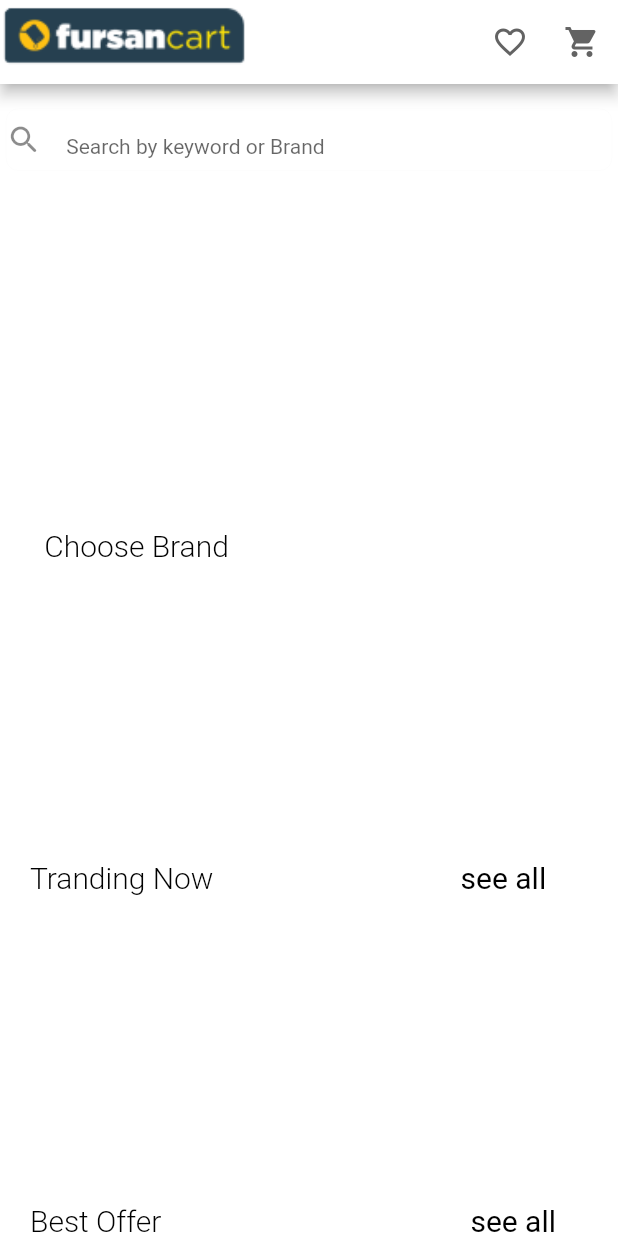
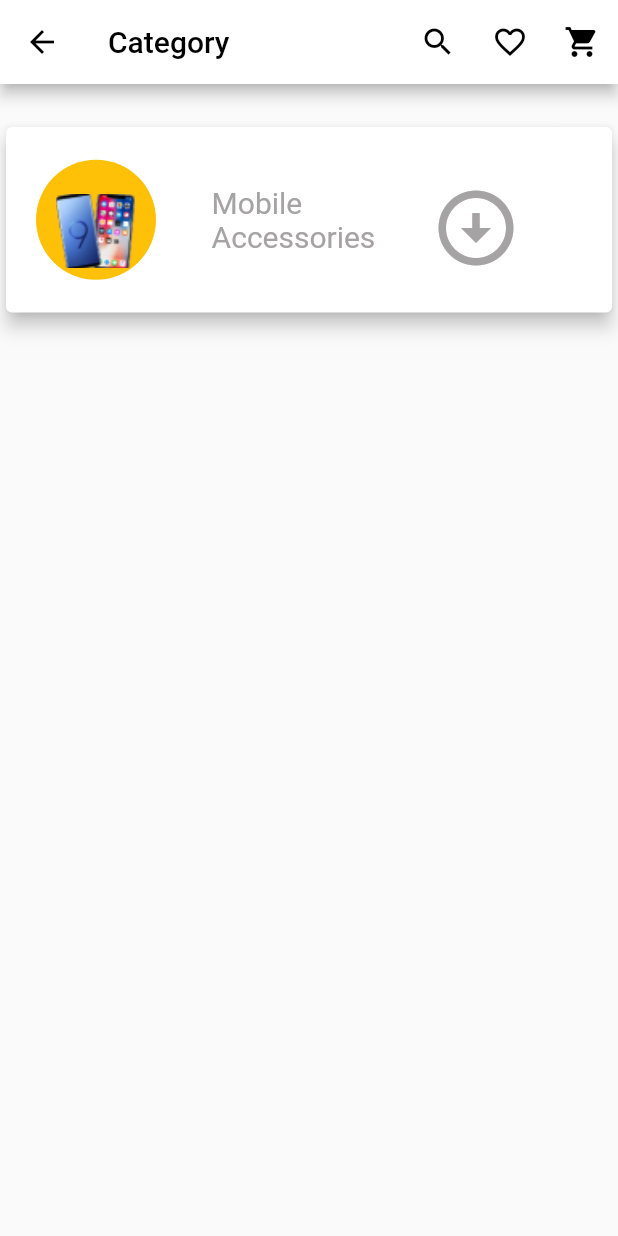
Before and after one commit to shaheensha-007/fursan-cart-1, a Flutter app: the screen it shows after launch, on a phone screen of 412 x 824 dp. Run offline on Flutter 3.47's test engine with Material 2 defaults, Android fonts, the phone set to English and light mode, and no system bars; our stand-ins replace bloc, carousel_slider, flutter_bloc, smooth_page_indicator; accounts and stored records are empty.

Commit message:
not completed errors

```diff
--- a/lib/Bloc/tradingnow_block/tradingnow_bloc.dart
+++ b/lib/Bloc/tradingnow_block/tradingnow_bloc.dart
@@ -14,14 +14,14 @@ part 'tradingnow_state.dart';
 
 class TradingnowBloc extends Bloc<TradingnowEvent, TradingnowState> {
 
-  late List<TradingnowModelClass> tradingnowModelClass;
+  late List<TradingnowModel> tradingnowModel;
   TradingApi tradingApi=TradingApi();
   TradingnowBloc() : super(TradingnowInitial()) {
     on<FetchTradingnowEvent>((event, emit) async{
       emit(TradingnowLoading());
       print('loading');
       try{
-        tradingnowModelClass=await tradingApi.trading();
+        tradingnowModel=await tradingApi.trading();
         emit(TradingnowblocLoaded());
         print('loaded');
       } catch(e){
--- a/lib/Repository/api/trading-bestoffer-silder/tradingapi/tradingApi.dart
+++ b/lib/Repository/api/trading-bestoffer-silder/tradingapi/tradingApi.dart
@@ -11,13 +11,13 @@ class TradingApi {
 
 
   ApiClient  apiClient = ApiClient();
-  String trendingpath = '/product/all?tag=trending';
+  String trendingpath = '/product/all';
 
 
-  Future <List<TradingnowModelClass>> trading() async {
+  Future <List<TradingnowModel>> trading() async {
     Response response = await apiClient.invokeAPI(trendingpath, "GET_",null);
     print(response.body);
-    return TradingnowModelClass .listFromJson(jsonDecode(response.body));
+    return TradingnowModel .listFromJson(jsonDecode(response.body));
   }
 
 }
--- a/lib/Repository/modelclass/TradingnowModelClass.dart
+++ b/lib/Repository/modelclass/TradingnowModelClass.dart
@@ -1,5 +1,5 @@
-class TradingnowModelClass {
-  TradingnowModelClass({
+class TradingnowModel {
+  TradingnowModel({
       this.id,
       this.createdAt,
       this.updatedAt,
@@ -26,7 +26,7 @@ class TradingnowModelClass {
       this.dicountAmount,
       this.discPercent,});
 
-  TradingnowModelClass.fromJson(dynamic json) {
+  TradingnowModel.fromJson(dynamic json) {
     id = json['id'];
     createdAt = json['createdAt'];
     updatedAt = json['updatedAt'];
@@ -144,10 +144,10 @@ class TradingnowModelClass {
     map['discPercent'] = discPercent;
     return map;
   }
-  static List<TradingnowModelClass> listFromJson(List<dynamic> json) {
+  static List<TradingnowModel> listFromJson(List<dynamic> json) {
     return json == null
         ? []
-        : json.map((value) => TradingnowModelClass.fromJson(value)).toList();
+        : json.map((value) => TradingnowModel.fromJson(value)).toList();
   }
 }
 
--- /dev/null
+++ b/lib/Ui/maincategory.dart
@@ -0,0 +1,87 @@
+import 'package:flutter/material.dart';
+
+import 'mainhome/home.dart';
+
+class Maincategory extends StatefulWidget {
+  const Maincategory({Key? key}) : super(key: key);
+
+  @override
+  State<Maincategory> createState() => _MaincategoryState();
+}
+
+class _MaincategoryState extends State<Maincategory> {
+  @override
+  Widget build(BuildContext context) {
+    var mheight = MediaQuery
+        .of(context)
+        .size
+        .height;
+    var mwidth = MediaQuery
+        .of(context)
+        .size
+        .width;
+    return Scaffold(
+      appBar:AppBar(
+        backgroundColor: Colors.white,
+        leading:
+
+        IconButton(onPressed: (){}, icon: Icon(Icons.arrow_back,color: Colors.black,)),
+
+        title:Text("Category",style: TextStyle(fontSize: 20,fontWeight: FontWeight.w500,color: Colors.black,),),
+        actions: [
+          IconButton(onPressed: (){}, icon: Icon(Icons.search,color: Colors.black,)),
+          IconButton(onPressed: (){}, icon: Icon(Icons.favorite_border,color: Colors.black,)),
+          IconButton(onPressed: (){}, icon: Icon(Icons.shopping_cart,color: Colors.black,)),
+        ],
+      ),
+      body: ListView(
+        children: [
+
+          SizedBox(
+            height: mheight*0.03,
+          ),
+
+          Card(elevation: 5,
+            child: Padding(
+              padding: const EdgeInsets.only(left: 20),
+              child: Container(
+                height: mheight*0.15,
+                width: mwidth*0.15,
+                decoration: BoxDecoration(
+                  borderRadius: BorderRadius.circular(20),
+                ),
+                child: Row(
+                  children: [
+                    CircleAvatar(
+                      backgroundColor: Colors.amber,
+                      radius: 40,
+                     child:Padding(
+                       padding: const EdgeInsets.only(top: 15),
+                       child: Container(width: mwidth*0.13,height: mheight*0.06,child:Image.asset('assets/kindpng_4225211 1.png',fit: BoxFit.cover,) ,),
+                     )
+                    ),
+                    SizedBox(
+                      width:mwidth*0.09 ,
+                    ),
+                    Text("Mobile\nAccessories",style: TextStyle(fontWeight: FontWeight.normal,fontSize: 20,color: Color(0xffA5A3A3)
+                    )),
+                    SizedBox(
+                      width: mwidth*0.09,
+                    ),
+                    Container(
+                      height: mheight*0.06,
+                      width: mwidth*0.05,
+                      child:  Icon(Icons.arrow_circle_down,size: 60,color: Color(0xffA5A3A3),),
+                    ),
+                  ],
+                ),
+              ),
+            ),
+          ),
+
+
+        ],
+      ),
+    );
+  }
+}
--- a/lib/Ui/mainhome/bottomnavigationbar.dart
+++ b/lib/Ui/mainhome/bottomnavigationbar.dart
@@ -1,4 +1,5 @@
 import 'package:flutter/material.dart';
+import 'package:fursancart/Ui/maincategory.dart';
 import 'package:fursancart/Ui/mainhome/home.dart';
 import 'package:fursancart/Ui/mainhome/order.dart';
 import 'package:fursancart/Ui/mainhome/trandingnow/trading_now.dart';
@@ -13,7 +14,7 @@ class Bottomnavigationbar extends StatefulWidget {
 }
 
 class _BottomnavigationbarState extends State<Bottomnavigationbar> {
-  final screens=[Home(),Trading_now(),Order(),Accounts()];
+  final screens=[Home(),Maincategory(),Order(),Accounts()];
   int  Currentindex=0;
 
   @override
--- a/lib/Ui/mainhome/lg _company.dart
+++ b/lib/Ui/mainhome/lg _company.dart
@@ -24,7 +24,7 @@ class _Lg_companyState extends State<Lg_company> {
        backgroundColor: Colors.white,
         leading:
 
-          IconButton(onPressed: (){Navigator.push(context, MaterialPageRoute(builder: (context)=>Home()));}, icon: Icon(Icons.arrow_back,color: Colors.black,)),
+          IconButton(onPressed: (){}, icon: Icon(Icons.arrow_back,color: Colors.black,)),
 
         title:Text("LG PRODUCTS",style: TextStyle(fontSize: 20,fontWeight: FontWeight.w500,color: Colors.black,),),
         actions: [
--- a/lib/Ui/mainhome/trandingnow/trading_now.dart
+++ b/lib/Ui/mainhome/trandingnow/trading_now.dart
@@ -11,7 +11,7 @@ class Trading_now extends StatefulWidget {
   @override
   State<Trading_now> createState() => _Trading_nowState();
 }
- late List<TradingnowModelClass>trading ;
+ late List<TradingnowModel>trading ;
 class _Trading_nowState extends State<Trading_now> {
 
   @override
@@ -30,7 +30,7 @@ class _Trading_nowState extends State<Trading_now> {
         .of(context)
         .size
         .width;
-      BlocBuilder<TradingnowBloc, TradingnowState>(
+    return  BlocBuilder<TradingnowBloc, TradingnowState>(
   builder: (context, state) {
       if (state is TradingnowLoading) {
         print("loding");
@@ -43,7 +43,7 @@ class _Trading_nowState extends State<Trading_now> {
 print(trading.length.toString());
         trading = BlocProvider
             .of<TradingnowBloc>(context)
-            .tradingnowModelClass;
+            .tradingnowModel;
 
     return ListView.builder(itemCount:trading.length,scrollDirection: Axis.horizontal,itemBuilder: (ctx,index)
     {return
--- a/lib/Ui/welcome.dart
+++ b/lib/Ui/welcome.dart
@@ -4,6 +4,7 @@ import 'package:fursancart/Bloc/wlcome_block/welcome_bloc.dart';
 import 'package:fursancart/Ui/mainhome/home.dart';
 
 import 'letstart.dart';
+import 'mainhome/bottomnavigationbar.dart';
 
 class Welcome extends StatefulWidget {
   Welcome({Key? key}) : super(key: key);
@@ -41,7 +42,7 @@ class _WelcomeState extends State<Welcome> {
   listener: (context, state) {   if (state is welcomeblocLoaded) {
     print('loaded');
     Navigator.of(context).push(
-        MaterialPageRoute(builder: (a) =>  Home()));
+        MaterialPageRoute(builder: (a) =>  Bottomnavigationbar()));
   }
   if (state is welcomeblocLoading) {
     print('loding');
--- a/lib/main.dart
+++ b/lib/main.dart
@@ -3,6 +3,7 @@ import 'package:flutter_bloc/flutter_bloc.dart';
 import 'package:fursancart/Bloc/slider_blok/slider_bloc.dart';
 import 'package:fursancart/Bloc/tradingnow_block/tradingnow_bloc.dart';
 import 'package:fursancart/Bloc/wlcome_block/welcome_bloc.dart';
+import 'package:fursancart/Ui/maincategory.dart';
 import 'package:fursancart/Ui/mainhome/bestoffer/bestofferproduct.dart';
 import 'package:fursancart/Ui/mainhome/bottomnavigationbar.dart';
 import 'package:fursancart/Ui/mainhome/home.dart';
@@ -45,7 +46,7 @@ class MyApp extends StatelessWidget {
 
               primarySwatch: Colors.blue,
             ),
-            home: Home()
+            home: Maincategory()
             ),
           );
   }
```
Also changed, not shown: assets/kindpng_4225211 1.png (added).
